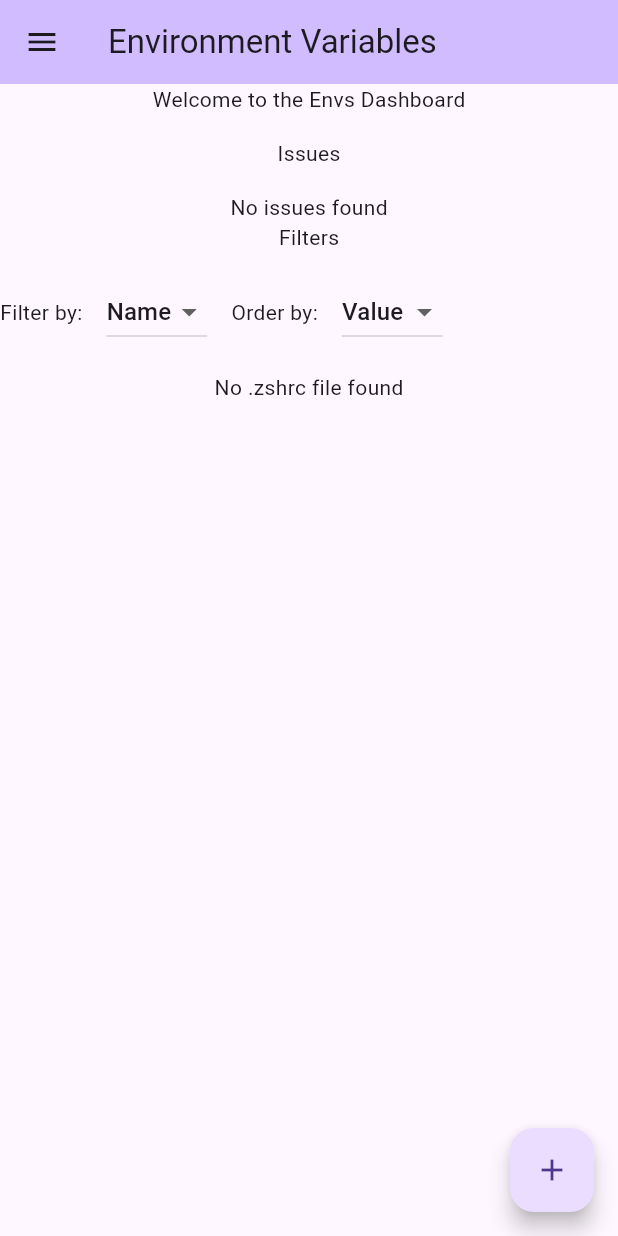
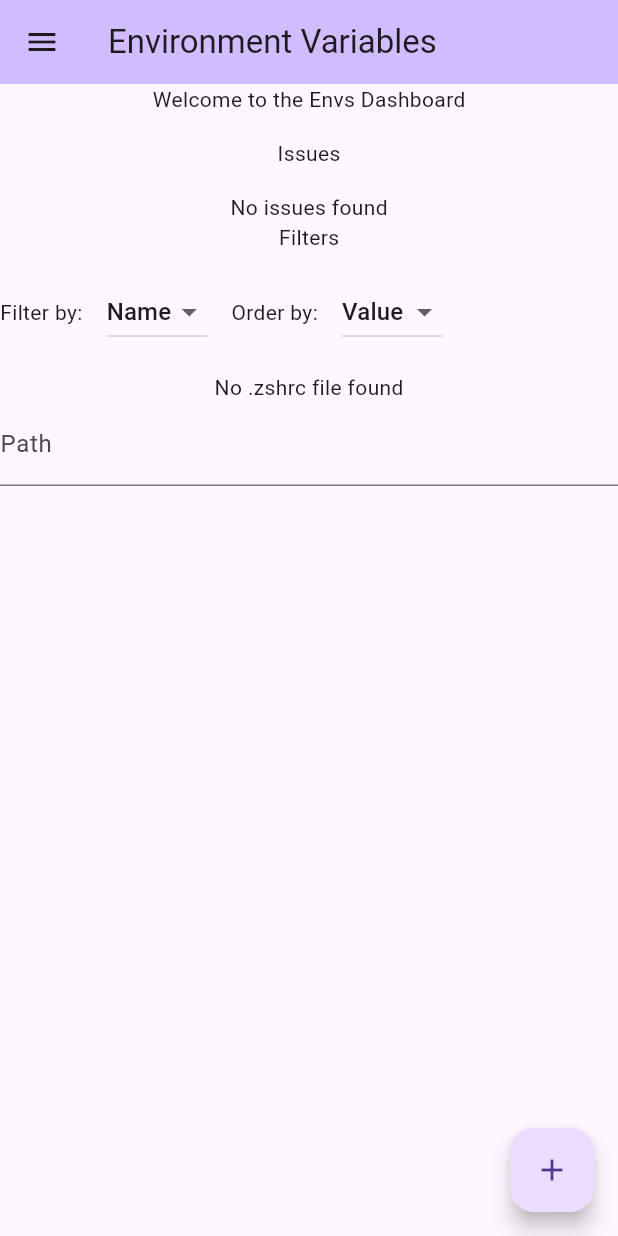
Before and after one commit to davidcz95/macos-envvar, a Flutter app: the screen it shows after launch, on a phone screen of 412 x 824 dp. Run offline on Flutter 3.47's test engine with Material 3 defaults, Android fonts, the light colour scheme and no system bars; our stand-ins replace bloc, flutter_bloc; generated files the repository leaves out were written again.

Commit message:
first impl of textfield for file path

```diff
--- a/lib/features/dashboard/view/dashboard_page.dart
+++ b/lib/features/dashboard/view/dashboard_page.dart
@@ -42,7 +42,9 @@ class _DashboardViewState extends State<DashboardView> {
   Widget build(BuildContext context) {
     final l10n = context.l10n;
     return Scaffold(
-      appBar: AppBar(title: Text(l10n.dashboardAppBarTitle), ),
+      appBar: AppBar(
+        title: Text(l10n.dashboardAppBarTitle),
+      ),
       drawer: const Drawer(
         child: Text('Menu'),
       ),
@@ -66,7 +68,6 @@ class _DashboardViewState extends State<DashboardView> {
           const Text('Welcome to the Envs Dashboard'),
           const SizedBox(height: 16),
           _buildIssues(),
-
           _buildFilters(),
           const SizedBox(height: 16),
           _buildZshrcContent(),
@@ -125,7 +126,17 @@ class _DashboardViewState extends State<DashboardView> {
 
   Widget _buildZshrcContent() {
     if (zshrcContent?.isEmpty ?? true) {
-      return const Text('No .zshrc file found');
+      return const Column(
+        children: [
+          Text('No .zshrc file found'),
+          TextField(
+            decoration: InputDecoration(
+              labelText: 'Path',
+              hintText: 'Provide the path to the .zshrc file',
+            ),
+          ),
+        ],
+      );
     }
     final envModel = ZshrcContent(content: zshrcContent!);
 
@@ -158,9 +169,9 @@ class _DashboardViewState extends State<DashboardView> {
                 title: Text(key),
                 children: [
                   ...filteredList!.map(
-                    (entry) => Text('Order: ${entry.key}, Value: ${entry.value}'),
+                    (entry) =>
+                        Text('Order: ${entry.key}, Value: ${entry.value}'),
                   ),
-
                 ],
               ),
             );
```
